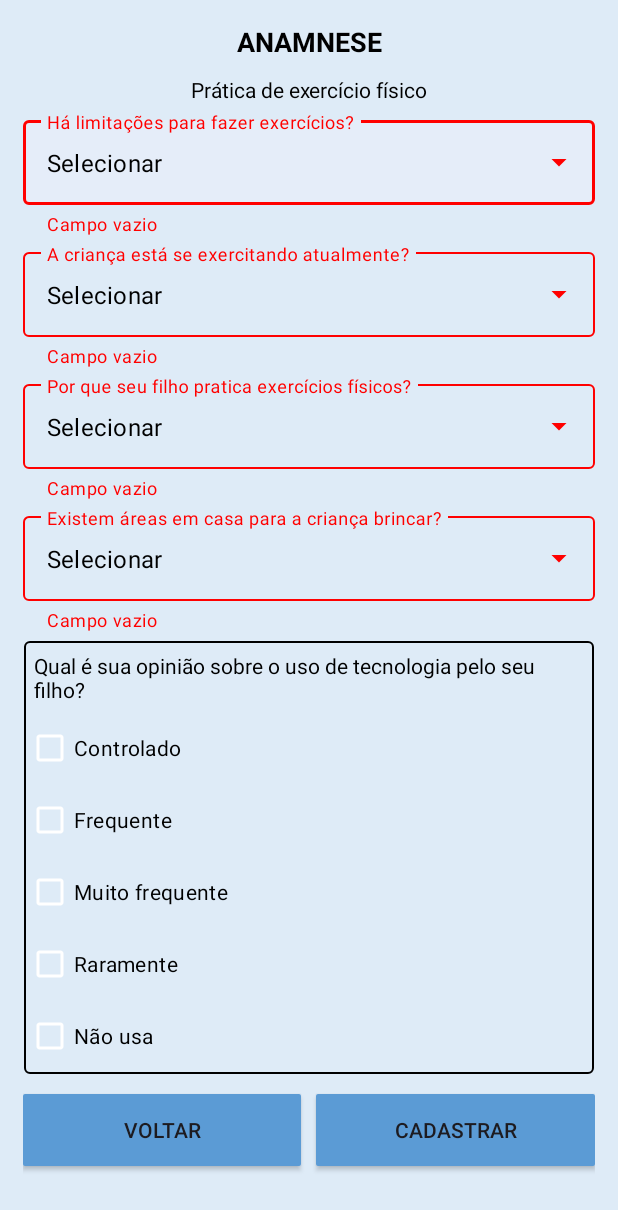
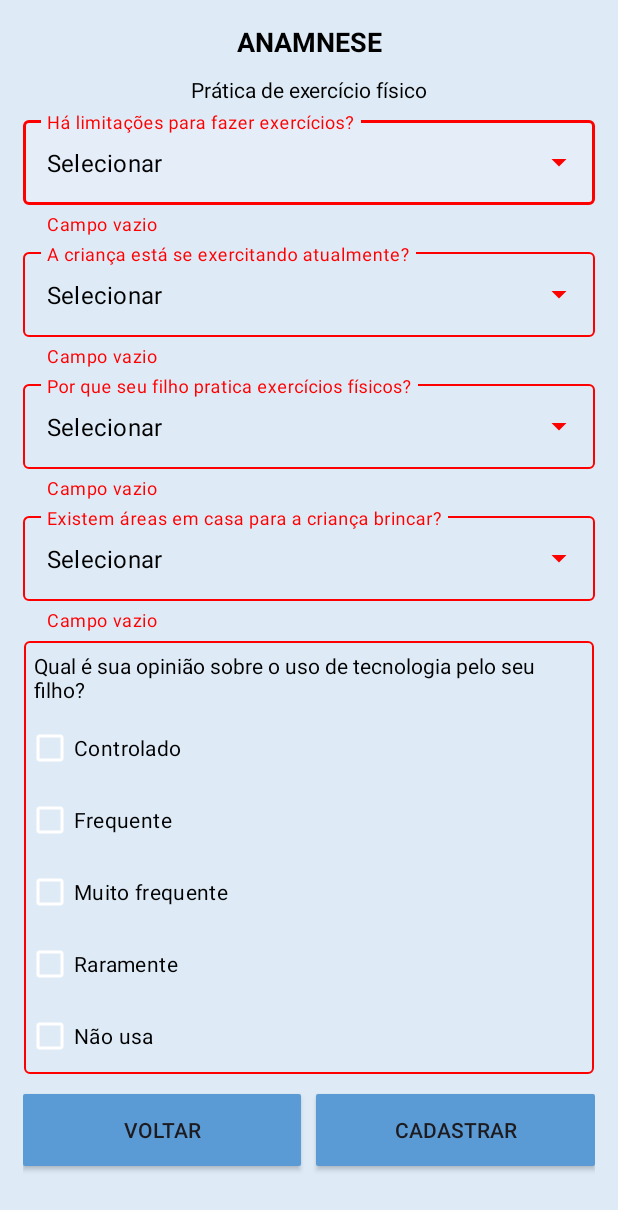
Before and after one commit to Alberinando/teadapta_1.0, an Android app: the anamneseDesenvolvimentoExercicio screen opened directly, with no data from a screen before it, after a tap on "CADASTRAR", on a phone screen of 412 x 824 dp. Shown: the top 1210 px of the screen. Run offline under Robolectric (Android 15) with nearby library versions, the phone set to English and light mode, and no system bars; our stand-ins replace Firebase (no records; nobody signed in at launch, a user with empty details on screens opened directly).

Commit message:
Atualização já com contorno e logica de todas as telas

```diff
--- a/app/src/main/java/com/example/teadapta/anamneseDesenvolvimentoExercicio.java
+++ b/app/src/main/java/com/example/teadapta/anamneseDesenvolvimentoExercicio.java
@@ -29,12 +29,12 @@ import org.xmlpull.v1.XmlPullParser;
 public class anamneseDesenvolvimentoExercicio extends AppCompatActivity {
 
     private AutoCompleteTextView escolha, escolha2, escolha3, escolha4;
-    private TextInputLayout religiaoLayout, religiaoLayout2, religiaoLayout3, religiaoLayout4;
+    private TextInputLayout religiaoLayout, religiaoLayout2, religiaoLayout3, religiaoLayout4,selecionetecnologiaLayout;
     private TextInputEditText limitacaoExercicios;
-    private String selectedOptionTechnology;
+    private String selectedOptionTechnology="";
     private View descriPraticaExercicios;
     private String comportamentoDoFilho;
-    private String acriancaEstaSeExercitandoAtualmene;
+    private String acriancaEstaSeExercitandoAtualmene="";
     private TextInputEditText descricaoFrequencia2;
     private TextInputEditText descricaoDeQuais2;
     private XmlPullParser textInputEditText;
@@ -60,6 +60,11 @@ public class anamneseDesenvolvimentoExercicio extends AppCompatActivity {
         religiaoLayout2 = findViewById(R.id.TextField2);
         religiaoLayout3 = findViewById(R.id.TextField3);
         religiaoLayout4 = findViewById(R.id.TextField4);
+
+
+        selecionetecnologiaLayout = findViewById(R.id.TextField4);
+
+
 
        // descricaoFrequencia = findViewById(R.id.subescolha3);
 
@@ -187,6 +192,9 @@ public class anamneseDesenvolvimentoExercicio extends AppCompatActivity {
                 android.R.layout.simple_dropdown_item_1line, listaEscolha4);
         escolha4.setAdapter(adapterEscolha4);
 
+
+
+
         escolha.addTextChangedListener(new TextWatcher() {
             @Override
             public void beforeTextChanged(CharSequence s, int start, int count, int after) {}
@@ -313,6 +321,8 @@ public class anamneseDesenvolvimentoExercicio extends AppCompatActivity {
         TextInputLayout descricaoDeQuaisLayout = findViewById(R.id.TextField2);
         TextInputLayout descricaoFrequenciaLayout = findViewById(R.id.TextField3);
 
+        TextInputLayout selecionetecnologiaLayout = findViewById(R.id.checkBoxGroup2);
+        TextInputLayout acriancaEstaSeExercitandoAtualmeneLayout = findViewById(R.id.checkBoxGroup);
 
 
         TextInputLayout limiteExerciciosLayout = findViewById(R.id.InputLayout);
@@ -322,6 +332,25 @@ public class anamneseDesenvolvimentoExercicio extends AppCompatActivity {
 
         int errorColor = ContextCompat.getColor(this, R.color.error_color);
         int errorIconColor = ContextCompat.getColor(this, R.color.error_icon_color);
+
+        if (selectedOptionTechnology.equals("")) {
+            selecionetecnologiaLayout.setBackgroundResource(R.drawable.contorno_vermelho);
+            valid = false;
+        }
+        else
+        {
+            selecionetecnologiaLayout.setBackgroundResource(R.drawable.contorno);
+        }
+
+        if (acriancaEstaSeExercitandoAtualmene.equals("")) {
+            acriancaEstaSeExercitandoAtualmeneLayout.setBackgroundResource(R.drawable.contorno_vermelho);
+            valid = false;
+        }
+        else
+        {
+            acriancaEstaSeExercitandoAtualmeneLayout.setBackgroundResource(R.drawable.contorno);
+        }
+
 
         escolha.addTextChangedListener(new TextWatcher() {
             @Override
--- /dev/null
+++ b/app/src/main/res/drawable/contorno_vermelho.xml
@@ -0,0 +1,19 @@
+<layer-list xmlns:android="http://schemas.android.com/apk/res/android">
+    <!-- Contorno -->
+    <item android:left="1dp" android:right="1dp" android:top="1dp" android:bottom="1dp">
+        <shape android:shape="rectangle">
+            <solid android:color="@android:color/transparent" />
+            <stroke
+                android:width="1dp"
+                android:color="@color/error_color" />
+            <corners android:radius="3dp"/>
+        </shape>
+    </item>
+
+    <item>
+        <shape android:shape="rectangle">
+            <solid android:color="@android:color/transparent" />
+            <corners android:radius="3dp"/>
+        </shape>
+    </item>
+</layer-list>
--- a/app/src/main/res/layout/activity_anamnese_desenvolvimento_exercicio.xml
+++ b/app/src/main/res/layout/activity_anamnese_desenvolvimento_exercicio.xml
@@ -128,7 +128,7 @@
                 tools:ignore="LabelFor,VisualLintTextFieldSize" />
         </com.google.android.material.textfield.TextInputLayout>
 
-        <LinearLayout
+        <com.google.android.material.textfield.TextInputLayout
             android:id="@+id/checkBoxGroup"
             android:layout_width="match_parent"
             android:layout_height="wrap_content"
@@ -165,7 +165,7 @@
                 android:text="@string/mais_de_1_ano"
                 android:textColor="@color/black" />
 
-        </LinearLayout>
+        </com.google.android.material.textfield.TextInputLayout>
 
         <com.google.android.material.textfield.TextInputLayout
             android:id="@+id/TextField2"
@@ -316,7 +316,7 @@
                 tools:ignore="LabelFor,VisualLintTextFieldSize" />
         </com.google.android.material.textfield.TextInputLayout>
 
-        <LinearLayout
+        <com.google.android.material.textfield.TextInputLayout
             android:id="@+id/checkBoxGroup2"
             android:layout_width="match_parent"
             android:layout_height="wrap_content"
@@ -380,7 +380,7 @@
                 android:layout_weight="1"
                 android:text="Não usa"
                 android:textColor="@color/black" />
-        </LinearLayout>
+        </com.google.android.material.textfield.TextInputLayout>
 
         <LinearLayout
             android:layout_width="match_parent"
```
Also changed, not shown: app/src/main/java/com/example/teadapta/anamneseDesenvolvimentoCrianca.java (+15 -0 lines), app/src/main/java/com/example/teadapta/anamneseDesenvolvimentoSocioEmocional.java (+53 -1 lines), app/src/main/res/layout/activity_anamnese_desenvolvimento_crianca.xml (+9 -4 lines), app/src/main/res/layout/activity_anamnese_desenvolvimento_socio_emocional.xml (+6 -4 lines).
